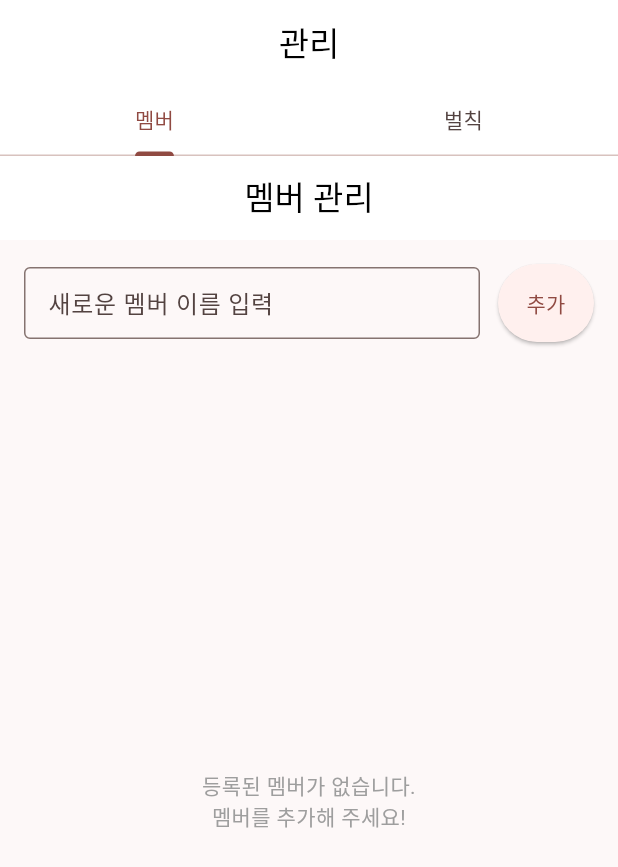
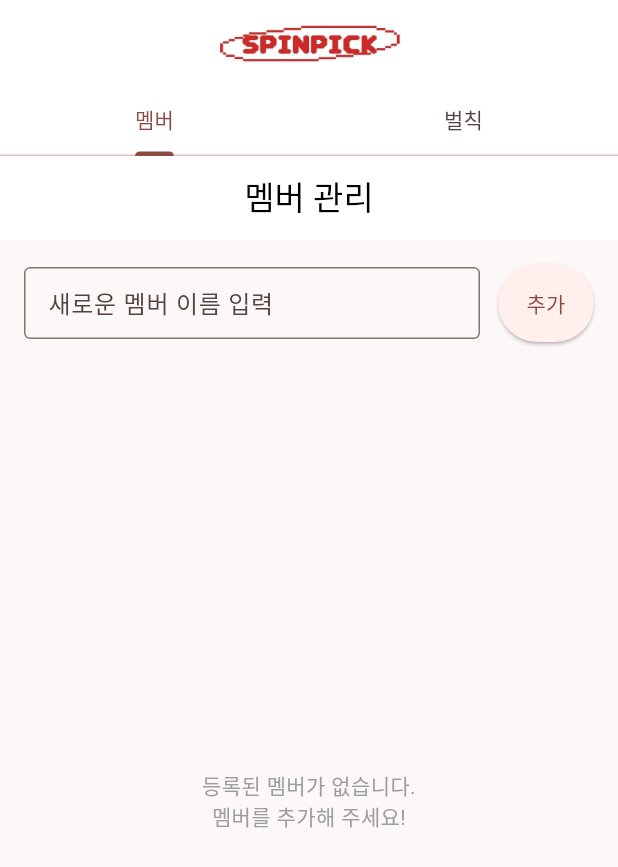
Before and after one commit to choihanni27/Flutter-SpinPick, a Flutter app: the ManagementScreen screen opened directly, on a phone screen of 412 x 824 dp. Shown: the top 867 px of the screen. Run offline on Flutter 3.47's test engine with Material 3 defaults, Android fonts, the phone set to English and light mode, and no system bars; our stand-ins replace drift, get_it; accounts and stored records are empty; generated files the repository leaves out were written again; Roboto replaces fonts that are missing (DNFBitBitv2).

Commit message:
fix: 헤더 변경 히스토리 화면 - 로고 왼쪽, 제목 센터 관리 화면 - 로고 삽입

```diff
--- a/lib/screen/management_screen.dart
+++ b/lib/screen/management_screen.dart
@@ -13,7 +13,10 @@ class ManagementScreen extends StatelessWidget {
       length: 2,
       child: Scaffold(
         appBar: AppBar(
-          title: const Text('관리'),
+          title: Image.asset(
+            'assets/images/logo.png',
+            height: 40,
+          ),
           centerTitle: true,
           bottom: const TabBar(
             tabs: [
```
Also changed, not shown: lib/screen/history_screen.dart (+20 -2 lines).
